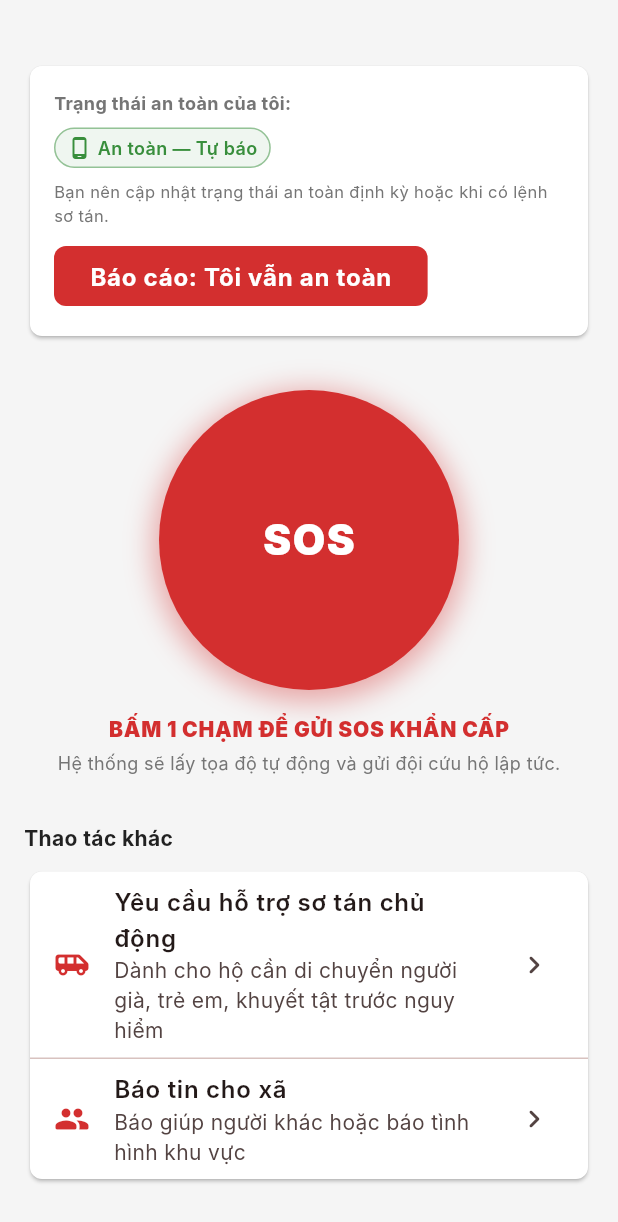
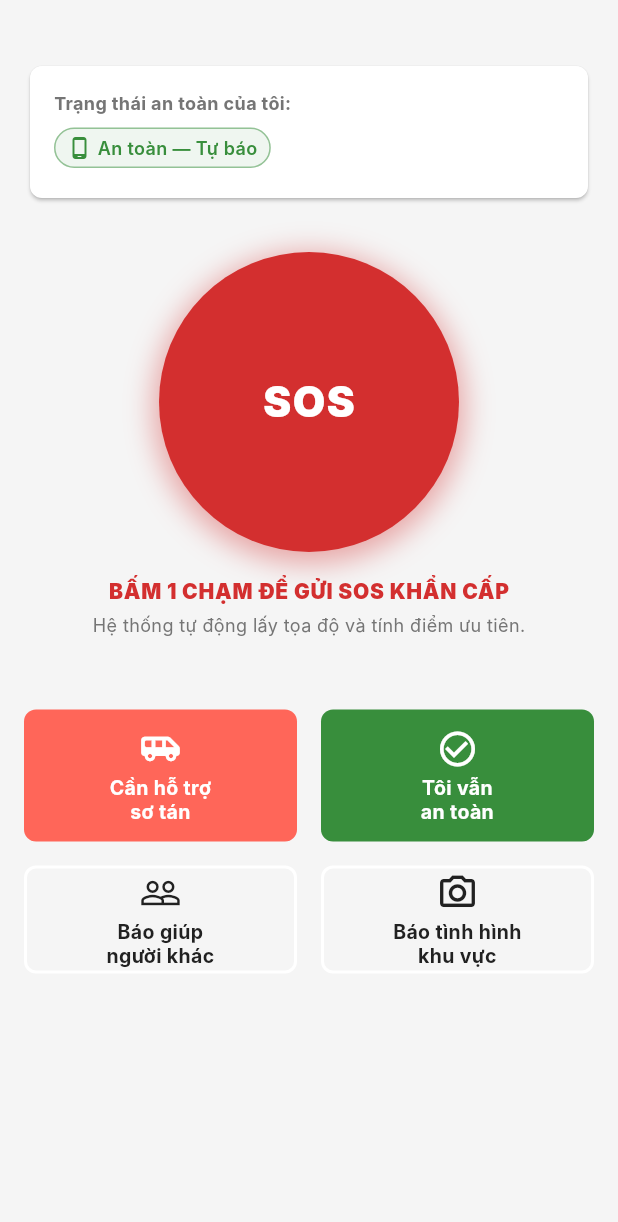
Before and after one commit to Nhattuan9393/disaster-rescue-mobile, a Flutter app: the HouseholdHomeScreen screen opened by its route, on a phone screen of 412 x 824 dp. Shown: the top 1222 px of the screen. Run offline on Flutter 3.47's test engine with Material 3 defaults, Android fonts, the phone set to English and light mode, and no system bars; our stand-ins replace connectivity_plus, flutter_riverpod, freezed_annotation, go_router, hive, hive_flutter; missing offline and left inert: mobile_scanner; accounts and stored records are empty; Roboto replaces fonts that are missing (Inter).

Commit message:
feat(household): implement 3-tier household home screen and 1-tap SOS

```diff
--- a/lib/features/household/household_home_screen.dart
+++ b/lib/features/household/household_home_screen.dart
@@ -5,35 +5,18 @@ import 'package:disaster_rescue/core/theme/app_theme.dart';
 import 'package:disaster_rescue/shared/widgets/sos_button.dart';
 import 'package:disaster_rescue/shared/widgets/status_chip.dart';
 import 'package:disaster_rescue/data/models/safety_status.dart';
+import 'package:disaster_rescue/features/household/providers/sos_provider.dart';
+import 'package:disaster_rescue/features/household/providers/safety_status_provider.dart';
+import 'package:disaster_rescue/features/household/widgets/action_tier_button.dart';
 
-/// Màn hình chính của Hộ dân: Chứa nút SOS lớn ở trung tâm.
-class HouseholdHomeScreen extends ConsumerStatefulWidget {
+class HouseholdHomeScreen extends ConsumerWidget {
   const HouseholdHomeScreen({super.key});
 
   @override
-  ConsumerState<HouseholdHomeScreen> createState() => _HouseholdHomeScreenState();
-}
+  Widget build(BuildContext context, WidgetRef ref) {
+    final sosState = ref.watch(sosProvider);
+    final safetyStatus = ref.watch(safetyStatusProvider);
 
-class _HouseholdHomeScreenState extends ConsumerState<HouseholdHomeScreen> {
-  SosButtonState _sosState = SosButtonState.idle;
-
-  void _triggerSos() async {
-    setState(() {
-      _sosState = SosButtonState.sending;
-    });
-
-    // Mô phỏng quá trình gửi tin khẩn cấp cứu nạn trong 1.5 giây
-    await Future.delayed(const Duration(milliseconds: 1500));
-
-    if (mounted) {
-      setState(() {
-        _sosState = SosButtonState.sent;
-      });
-    }
-  }
-
-  @override
-  Widget build(BuildContext context) {
     return Scaffold(
       backgroundColor: AppColors.background,
       body: SingleChildScrollView(
@@ -43,7 +26,8 @@ class _HouseholdHomeScreenState extends ConsumerState<HouseholdHomeScreen> {
             crossAxisAlignment: CrossAxisAlignment.stretch,
             children: [
               const SizedBox(height: AppSpacing.lg),
-              // Trạng thái an toàn hiện tại của hộ dân
+
+              // === HEADER: Báo cáo an toàn ===
               Card(
                 shape: RoundedRectangleBorder(borderRadius: AppRadius.card),
                 child: Padding(
@@ -61,40 +45,33 @@ class _HouseholdHomeScreenState extends ConsumerState<HouseholdHomeScreen> {
                         ),
                       ),
                       const SizedBox(height: AppSpacing.sm),
-                      const StatusChip(
-                        status: SafetyState.safe,
-                        source: SafetySource.selfApp,
+                      StatusChip(
+                        status: safetyStatus.status,
+                        source: safetyStatus.source,
                       ),
-                      const SizedBox(height: AppSpacing.sm),
-                      const Text(
-                        'Bạn nên cập nhật trạng thái an toàn định kỳ hoặc khi có lệnh sơ tán.',
-                        style: TextStyle(
+                      const SizedBox(height: AppSpacing.xs),
+                      if (safetyStatus.note != null)
+                        Text(
+                          safetyStatus.note!,
+                          style: const TextStyle(
                             color: AppColors.textSecondary,
-                          fontSize: 11,
-                          fontFamily: AppTypography.fontFamily,
+                            fontSize: 12,
+                            fontStyle: FontStyle.italic,
                           ),
-                      ),
-                      const SizedBox(height: AppSpacing.sm),
-                      ElevatedButton(
-                        onPressed: () {
-                          ScaffoldMessenger.of(context).showSnackBar(
-                            const SnackBar(content: Text('Đã xác nhận an toàn lên hệ thống.')),
-                          );
-                        },
-                        child: const Text('Báo cáo: Tôi vẫn an toàn'),
                         ),
                     ],
                   ),
                 ),
               ),
               const SizedBox(height: AppSpacing.xl),
-              // Nút SOS khẩn cấp trung tâm
+
+              // === TẦNG 1: SOS (Tính bằng phút) ===
               Center(
                 child: Column(
                   children: [
                     SosButton(
-                      state: _sosState,
-                      onTap: _triggerSos,
+                      state: sosState,
+                      onTap: () => ref.read(sosProvider.notifier).sendSos(),
                     ),
                     const SizedBox(height: AppSpacing.base),
                     const Text(
@@ -109,7 +86,7 @@ class _HouseholdHomeScreenState extends ConsumerState<HouseholdHomeScreen> {
                     ),
                     const SizedBox(height: AppSpacing.xs),
                     const Text(
-                      'Hệ thống sẽ lấy tọa độ tự động và gửi đội cứu hộ lập tức.',
+                      'Hệ thống tự động lấy tọa độ và tính điểm ưu tiên.',
                       style: TextStyle(
                         color: AppColors.textSecondary,
                         fontSize: 12,
@@ -119,46 +96,73 @@ class _HouseholdHomeScreenState extends ConsumerState<HouseholdHomeScreen> {
                   ],
                 ),
               ),
-              const SizedBox(height: AppSpacing.xl),
-              // Các thao tác phụ trợ khác
-              const Text(
-                'Thao tác khác',
-                style: TextStyle(
-                  fontSize: 14,
-                  fontWeight: FontWeight.bold,
-                  color: AppColors.textPrimary,
-                  fontFamily: AppTypography.fontFamily,
+              const SizedBox(height: AppSpacing.xxl),
+
+              // === TẦNG 2: Yêu cầu sơ tán & Xác nhận an toàn (Tính bằng giờ) ===
+              Row(
+                children: [
+                  Expanded(
+                    child: ActionTierButton(
+                      icon: Icons.airport_shuttle_rounded,
+                      label: 'Cần hỗ trợ\nsơ tán',
+                      backgroundColor: AppColors.primaryLight,
+                      contentColor: Colors.white,
+                      height: 88,
+                      onTap: () => context.go('/evacuation-request'),
                     ),
                   ),
-              const SizedBox(height: AppSpacing.sm),
-              Card(
-                shape: RoundedRectangleBorder(borderRadius: AppRadius.card),
-                child: Column(
-                  children: [
-                    ListTile(
-                      leading: const Icon(Icons.airport_shuttle_rounded, color: AppColors.primary),
-                      title: const Text(
-                        'Yêu cầu hỗ trợ sơ tán chủ động',
-                        style: TextStyle(fontWeight: FontWeight.w600, fontFamily: AppTypography.fontFamily),
+                  const SizedBox(width: AppSpacing.base),
+                  Expanded(
+                    child: ActionTierButton(
+                      icon: Icons.check_circle_outline,
+                      label: 'Tôi vẫn\nan toàn',
+                      backgroundColor: AppColors.statusSafe,
+                      contentColor: Colors.white,
+                      height: 88,
+                      onTap: () {
+                        ref.read(safetyStatusProvider.notifier).markAsSafe();
+                        ScaffoldMessenger.of(context).showSnackBar(
+                          const SnackBar(
+                            content: Text('Đã cập nhật trạng thái an toàn lên hệ thống.'),
+                            backgroundColor: AppColors.statusSafe,
                           ),
-                      subtitle: const Text('Dành cho hộ cần di chuyển người già, trẻ em, khuyết tật trước nguy hiểm'),
-                      trailing: const Icon(Icons.chevron_right_rounded),
-                      onTap: () => context.go('/evacuation-request'),
+                        );
+                      },
                     ),
-                    const Divider(height: 1),
-                    ListTile(
-                      leading: const Icon(Icons.people_rounded, color: AppColors.primary),
-                      title: const Text(
-                        'Báo tin cho xã',
-                        style: TextStyle(fontWeight: FontWeight.w600, fontFamily: AppTypography.fontFamily),
-                      ),
-                      subtitle: const Text('Báo giúp người khác hoặc báo tình hình khu vực'),
-                      trailing: const Icon(Icons.chevron_right_rounded),
-                      onTap: () => context.go('/report-to-commune'),
                   ),
                 ],
               ),
+              const SizedBox(height: AppSpacing.base),
+
+              // === TẦNG 3: Báo tin cho xã (Không khẩn cấp) ===
+              Row(
+                children: [
+                  Expanded(
+                    child: ActionTierButton(
+                      icon: Icons.people_outline,
+                      label: 'Báo giúp\nngười khác',
+                      backgroundColor: AppColors.surface,
+                      contentColor: AppColors.textPrimary,
+                      height: 72,
+                      isOutline: true,
+                      onTap: () => context.go('/report-to-commune?type=others'),
                     ),
+                  ),
+                  const SizedBox(width: AppSpacing.base),
+                  Expanded(
+                    child: ActionTierButton(
+                      icon: Icons.camera_alt_outlined,
+                      label: 'Báo tình hình\nkhu vực',
+                      backgroundColor: AppColors.surface,
+                      contentColor: AppColors.textPrimary,
+                      height: 72,
+                      isOutline: true,
+                      onTap: () => context.go('/report-to-commune?type=area'),
+                    ),
+                  ),
+                ],
+              ),
+              const SizedBox(height: AppSpacing.xl),
             ],
           ),
         ),
--- /dev/null
+++ b/lib/features/household/widgets/action_tier_button.dart
@@ -0,0 +1,63 @@
+import 'package:flutter/material.dart';
+import 'package:disaster_rescue/core/theme/app_theme.dart';
+
+class ActionTierButton extends StatelessWidget {
+  final IconData icon;
+  final String label;
+  final Color backgroundColor;
+  final Color contentColor;
+  final VoidCallback onTap;
+  final double height;
+  final bool isOutline;
+
+  const ActionTierButton({
+    super.key,
+    required this.icon,
+    required this.label,
+    required this.backgroundColor,
+    required this.contentColor,
+    required this.onTap,
+    required this.height,
+    this.isOutline = false,
+  });
+
+  @override
+  Widget build(BuildContext context) {
+    return Material(
+      color: isOutline ? Colors.transparent : backgroundColor,
+      shape: RoundedRectangleBorder(
+        borderRadius: AppRadius.card,
+        side: isOutline ? BorderSide(color: backgroundColor, width: 2) : BorderSide.none,
+      ),
+      child: InkWell(
+        onTap: onTap,
+        borderRadius: AppRadius.card,
+        child: Container(
+          height: height,
+          padding: const EdgeInsets.symmetric(horizontal: AppSpacing.xs),
+          child: Column(
+            mainAxisAlignment: MainAxisAlignment.center,
+            mainAxisSize: MainAxisSize.min,
+            children: [
+              Icon(icon, color: contentColor, size: 28),
+              const SizedBox(height: AppSpacing.xs),
+              Text(
+                label,
+                textAlign: TextAlign.center,
+                maxLines: 2,
+                overflow: TextOverflow.ellipsis,
+                style: TextStyle(
+                  color: contentColor,
+                  fontSize: 13,
+                  fontWeight: FontWeight.bold,
+                  fontFamily: AppTypography.fontFamily,
+                  height: 1.2,
+                ),
+              ),
+            ],
+          ),
+        ),
+      ),
+    );
+  }
+}
```
Also changed, not shown: lib/features/household/providers/safety_status_provider.dart (added, +40 -0 lines), lib/features/household/providers/sos_provider.dart (added, +68 -0 lines), 6 other files. Lines whose indentation alone changed are shown as unchanged.
